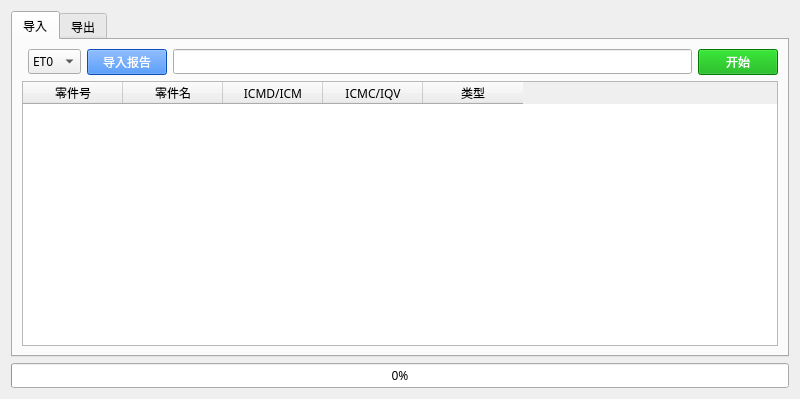
The window that report2csv.ui (Hughicelus/Report2csv) describes before a commit, drawn with Qt 5.
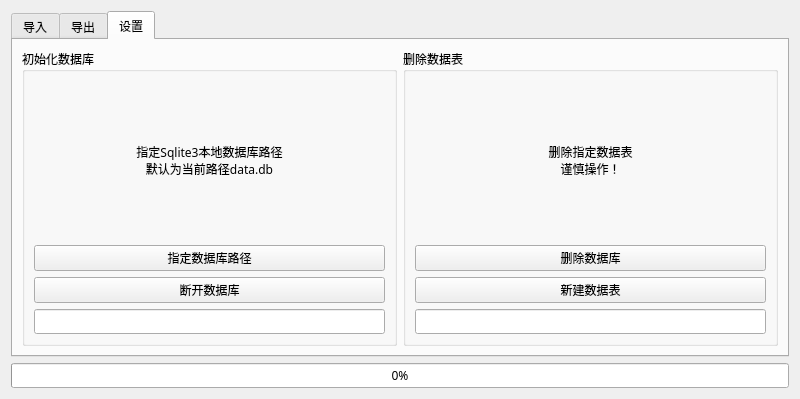
The same window after the commit. Icons and pictures are not drawn.

Commit message: 删除多余的输出文件和日志

Diff of the .ui file:
```diff
--- a/report2csv.ui
+++ b/report2csv.ui
@@ -26,7 +26,7 @@
    <item row="0" column="0">
     <widget class="QTabWidget" name="tabWidget">
      <property name="currentIndex">
-      <number>0</number>
+      <number>2</number>
      </property>
      <widget class="QWidget" name="tab">
       <attribute name="title">
@@ -217,6 +217,99 @@
        </item>
       </layout>
      </widget>
+     <widget class="QWidget" name="tab_3">
+      <attribute name="title">
+       <string>设置</string>
+      </attribute>
+      <layout class="QGridLayout" name="gridLayout_5">
+       <item row="0" column="0">
+        <widget class="QGroupBox" name="groupBox_4">
+         <property name="title">
+          <string>初始化数据库</string>
+         </property>
+         <layout class="QGridLayout" name="gridLayout_7">
+          <item row="4" column="0">
+           <widget class="QLineEdit" name="lineEdit_5"/>
+          </item>
+          <item row="2" column="0">
+           <widget class="QPushButton" name="pushButton_8">
+            <property name="styleSheet">
+             <string notr="true"/>
+            </property>
+            <property name="text">
+             <string>断开数据库</string>
+            </property>
+           </widget>
+          </item>
+          <item row="0" column="0">
+           <widget class="QLabel" name="label">
+            <property name="text">
+             <string>指定Sqlite3本地数据库路径
+默认为当前路径data.db</string>
+            </property>
+            <property name="alignment">
+             <set>Qt::AlignmentFlag::AlignCenter</set>
+            </property>
+           </widget>
+          </item>
+          <item row="1" column="0">
+           <widget class="QPushButton" name="pushButton_7">
+            <property name="styleSheet">
+             <string notr="true"/>
+            </property>
+            <property name="text">
+             <string>指定数据库路径</string>
+            </property>
+           </widget>
+          </item>
+         </layout>
+        </widget>
+       </item>
+       <item row="0" column="1">
+        <widget class="QGroupBox" name="groupBox_3">
+         <property name="title">
+          <string>删除数据表</string>
+         </property>
+         <layout class="QGridLayout" name="gridLayout_4">
+          <item row="0" column="0">
+           <widget class="QLabel" name="label_2">
+            <property name="text">
+             <string>删除指定数据表
+谨慎操作！</string>
+            </property>
+            <property name="alignment">
+             <set>Qt::AlignmentFlag::AlignCenter</set>
+            </property>
+           </widget>
+          </item>
+          <item row="2" column="0">
+           <widget class="QPushButton" name="pushButton_5">
+            <property name="styleSheet">
+             <string notr="true"/>
+            </property>
+            <property name="text">
+             <string>删除数据库</string>
+            </property>
+           </widget>
+          </item>
+          <item row="4" column="0">
+           <widget class="QLineEdit" name="lineEdit_3"/>
+          </item>
+          <item row="3" column="0">
+           <widget class="QPushButton" name="pushButton_6">
+            <property name="styleSheet">
+             <string notr="true"/>
+            </property>
+            <property name="text">
+             <string>新建数据表</string>
+            </property>
+           </widget>
+          </item>
+         </layout>
+        </widget>
+       </item>
+      </layout>
+     </widget>
     </widget>
    </item>
    <item row="1" column="0">
```
The commit also changes 1 other file.
